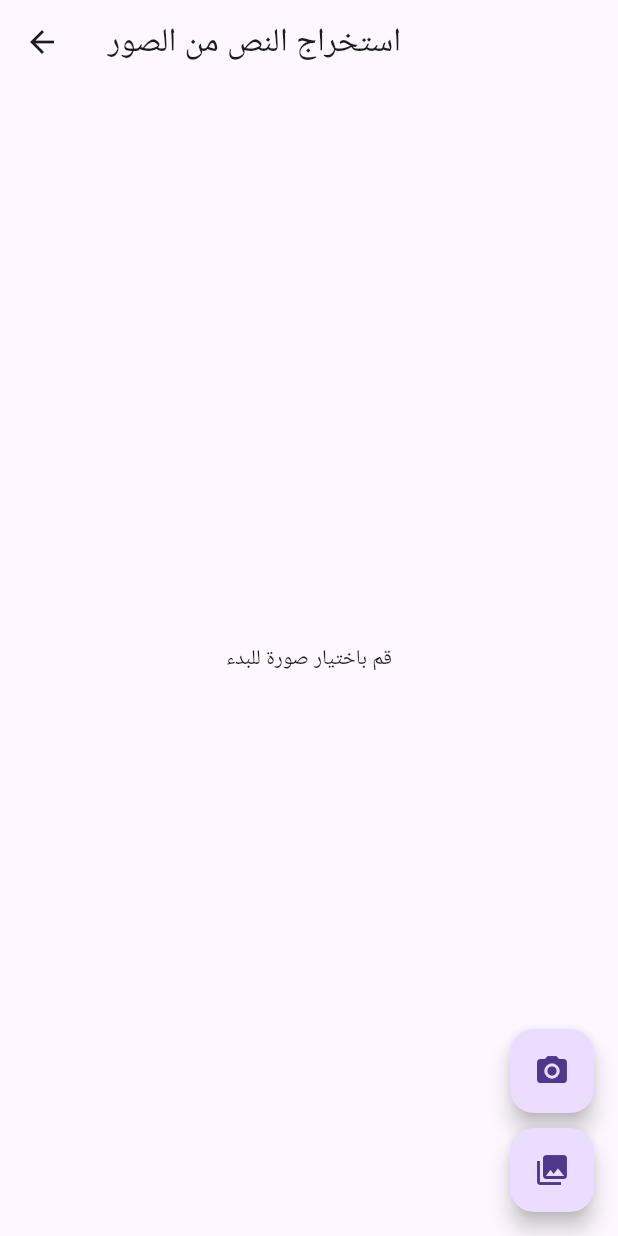
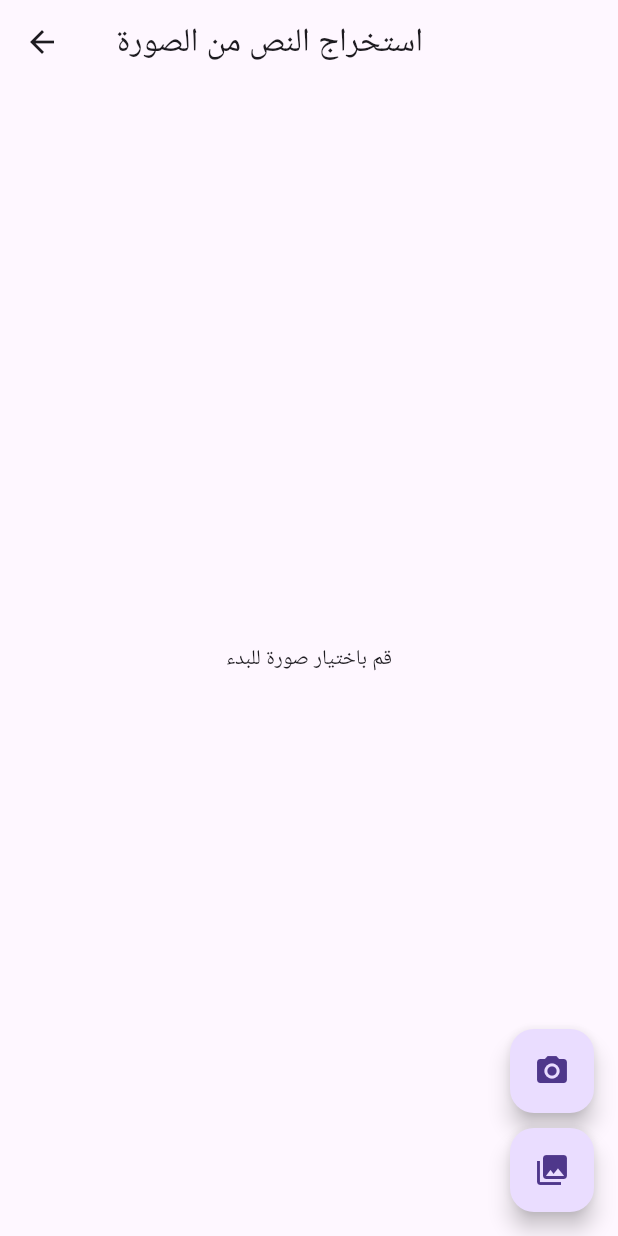
Before and after one commit to HadelBrmo/My-Tasks, a Flutter app: the OcrScreen screen opened directly, on a phone screen of 412 x 824 dp. Run offline on Flutter 3.47's test engine with Material 3 defaults, Android fonts, the phone set to English and light mode, and no system bars; our stand-ins replace animated_theme_switcher, dartz, dash_chat_2, dio, equatable, flutter_bloc and 10 more; missing offline and left inert: flutter_webrtc, google_mlkit_text_recognition.

```diff
--- a/lib/features/extract Text From Image/presentation/pages/ocrScreen.dart
+++ b/lib/features/extract Text From Image/presentation/pages/ocrScreen.dart
@@ -8,7 +8,7 @@ class OcrScreen extends StatelessWidget {
   @override
   Widget build(BuildContext context) {
     return Scaffold(
-      appBar: AppBar(title: Text("استخراج النص من الصور")),
+      appBar: AppBar(title: Text( " استخراج النص من الصورة")),
       body: BlocConsumer<OcrBloc, OcrState>(
         listener: (context, state) {
           if (state is OcrFailure) {
```
